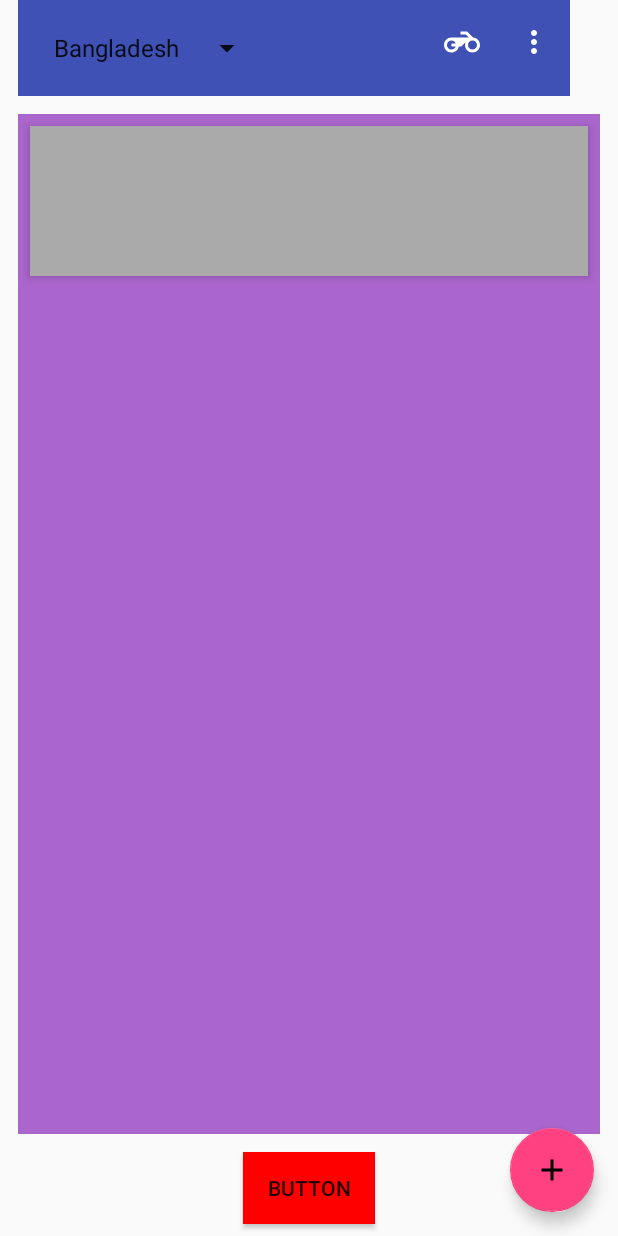
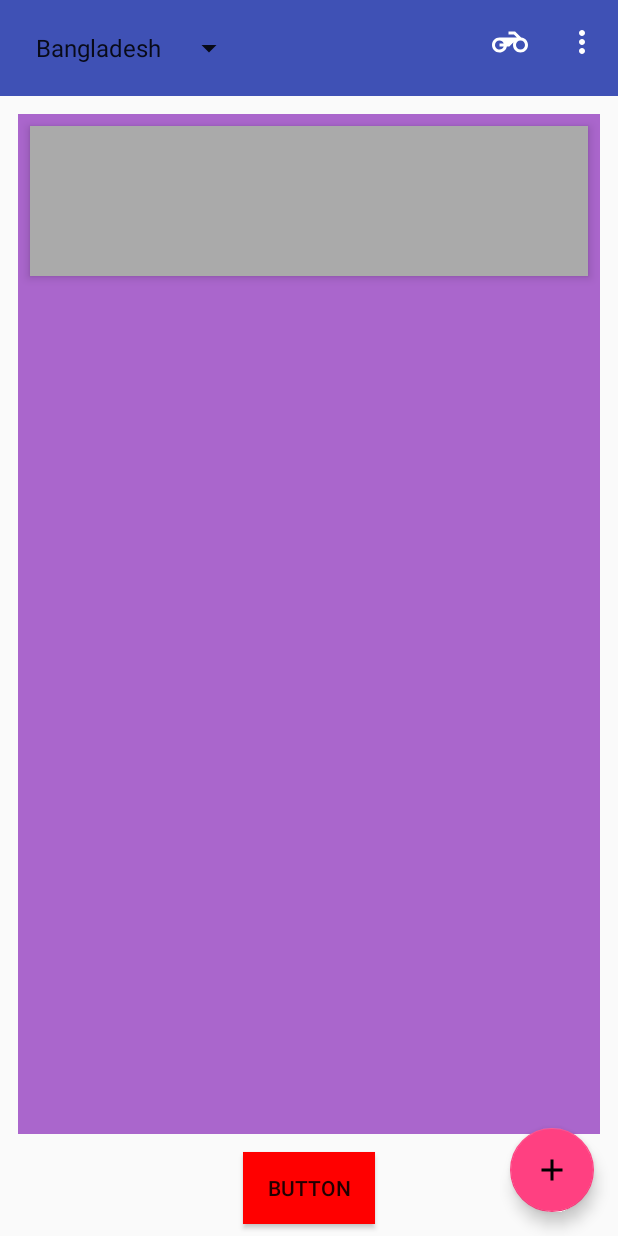
Before and after one commit to farhanarnob/MaterialDesign, an Android app: the screen it shows after launch (MainActivity), on a phone screen of 412 x 824 dp. Run offline under Robolectric (Android 15) with nearby library versions, the phone set to English and light mode, and no system bars.

Commit message:
toolbar width has been fixed.

```diff
--- a/app/src/main/res/layout/activity_main.xml
+++ b/app/src/main/res/layout/activity_main.xml
@@ -11,15 +11,14 @@
 
     <android.support.v7.widget.Toolbar
         android:id="@+id/toolbar2"
-        android:layout_width="368dp"
+        android:layout_width="0dp"
         android:layout_height="wrap_content"
         android:background="?attr/colorPrimary"
         android:minHeight="?attr/actionBarSize"
         android:theme="?attr/actionBarTheme"
-        app:layout_constraintLeft_toLeftOf="@+id/linearLayout"
-        app:layout_constraintTop_toTopOf="parent"
-        tools:layout_constraintLeft_creator="1"
-        tools:layout_constraintTop_creator="1">
+        app:layout_constraintLeft_toLeftOf="parent"
+        app:layout_constraintRight_toRightOf="parent"
+        app:layout_constraintTop_toTopOf="parent">
 
         <android.support.v7.widget.AppCompatSpinner
             android:id="@+id/spinner_toolbar"
```
